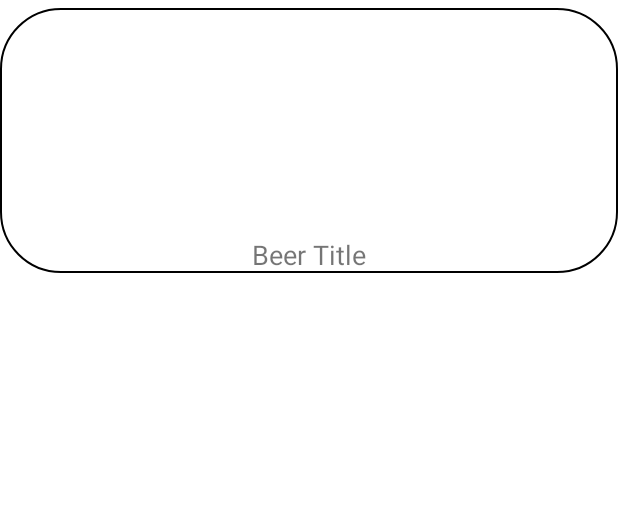
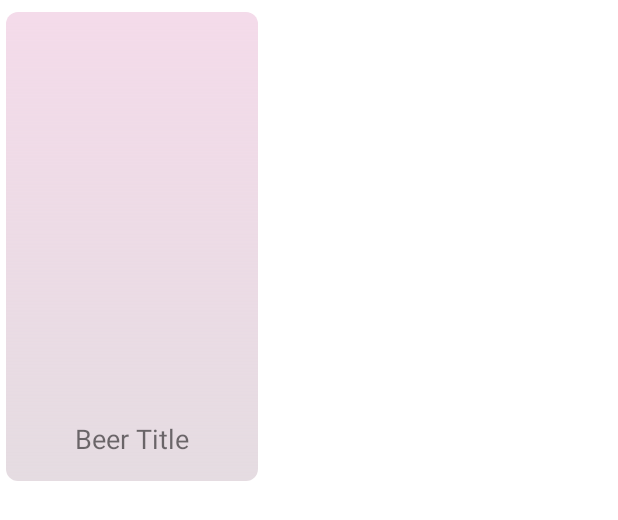
Before and after one commit to AlexandrP-ky/beers, an Android app: the layout view_item_beerlist.xml on its own in the app's theme, with its tools: preview values and no code run, on a phone screen of 412 x 824 dp. Shown: the top 520 px of the screen. Run offline under Robolectric (Android 15) with nearby library versions, the phone set to English and light mode, and no system bars.

```diff
--- a/app/src/main/java/com/example/beer/beerlist/data/model/BeerResponseModel.kt
+++ b/app/src/main/java/com/example/beer/beerlist/data/model/BeerResponseModel.kt
@@ -1,5 +1,6 @@
 package com.example.beer.beerlist.data.model
 
+import com.google.gson.annotations.Expose
 import com.google.gson.annotations.SerializedName
 
 data class BeerResponseModel(
@@ -7,8 +8,9 @@ data class BeerResponseModel(
         val id: Int,
         @SerializedName("name")
         val name: String?,
+        @Expose
         @SerializedName("image_url")
-        val image_url: String?,
+        val imageUrl: String?,
         @SerializedName("description")
         val description: String?
 )
--- a/app/src/main/java/com/example/beer/beerlist/domain/interactor/BeerListInteractor.java
+++ b/app/src/main/java/com/example/beer/beerlist/domain/interactor/BeerListInteractor.java
@@ -10,12 +10,12 @@ import io.reactivex.rxjava3.core.Single;
 
 public class BeerListInteractor {
     public BeerListInteractor() {
-        repository = new MainRepositoryImpl();
+        mRepository = new MainRepositoryImpl();
     }
 
-    private final MainRepository repository;
+    private final MainRepository mRepository;
 
     public Single<List<BeerListModel>> getBeerList() {
-       return repository.getBeerList();
+        return mRepository.getBeerList();
     }
 }
--- a/app/src/main/java/com/example/beer/main/MainActivity.java
+++ b/app/src/main/java/com/example/beer/main/MainActivity.java
@@ -1,8 +1,6 @@
 package com.example.beer.main;
 
-import android.graphics.drawable.Drawable;
 import android.os.Bundle;
-import android.view.View;
 
 
 import androidx.appcompat.app.AppCompatActivity;
@@ -15,7 +13,7 @@ public class MainActivity extends AppCompatActivity {
     @Override
     protected void onCreate(Bundle savedInstanceState) {
         super.onCreate(savedInstanceState);
-        setContentView(R.layout.main_activity);
+        setContentView(R.layout.activity_main);
         Toolbar toolbar = findViewById(R.id.main_activity_toolbar);
         setSupportActionBar(toolbar);
         toolbar.setNavigationOnClickListener(v -> onBackPressed());
--- a/app/src/main/java/com/example/beer/network/NetworkModule.java
+++ b/app/src/main/java/com/example/beer/network/NetworkModule.java
@@ -7,7 +7,7 @@ import retrofit2.converter.gson.GsonConverterFactory;
 public class NetworkModule {
     private static NetworkModule Instance;
     private static final String BASE_URL = "https://api.punkapi.com/v2/beers/";
-    private Retrofit mRetrofit;
+    private final Retrofit mRetrofit;
 
     private NetworkModule() {
         mRetrofit = new Retrofit.Builder()
--- /dev/null
+++ b/app/src/main/res/drawable/item_bg.xml
@@ -0,0 +1,12 @@
+<?xml version="1.0" encoding="utf-8"?>
+<shape xmlns:android="http://schemas.android.com/apk/res/android"
+    android:shape="rectangle">
+    <solid
+        android:color="#F4DBEA" />
+    <gradient
+        android:startColor="#F4DBEA"
+        android:endColor="#73C5B1BD"
+        android:angle="270">
+    </gradient>
+    <corners android:radius="8dp" />
+</shape>
--- a/app/src/main/res/drawable/shape.xml
+++ /dev/null
@@ -1,9 +0,0 @@
-<?xml version="1.0" encoding="utf-8"?>
-<shape xmlns:android="http://schemas.android.com/apk/res/android"
-    android:shape="rectangle">
-    <stroke
-        android:width="1dp"
-        android:color="#000000" />
-    <corners android:radius="40dp" />
-    <solid android:color="#8FFF" />
-</shape>
--- a/app/src/main/res/layout/view_item_beerlist.xml
+++ b/app/src/main/res/layout/view_item_beerlist.xml
@@ -1,27 +1,34 @@
 <?xml version="1.0" encoding="utf-8"?>
-<LinearLayout xmlns:android="http://schemas.android.com/apk/res/android"
+<androidx.constraintlayout.widget.ConstraintLayout xmlns:android="http://schemas.android.com/apk/res/android"
     xmlns:app="http://schemas.android.com/apk/res-auto"
     xmlns:tools="http://schemas.android.com/tools"
-    android:id="@+id/linearLayout"
-    android:layout_width="match_parent"
+    android:layout_width="168dp"
     android:layout_height="wrap_content"
-    android:background="@drawable/shape"
-    android:layout_marginTop="5dp"
-    android:orientation="vertical">
+    android:layout_marginHorizontal="4dp"
+    android:layout_marginTop="8dp"
+    android:background="@drawable/item_bg">
 
     <ImageView
         android:id="@+id/beer_list_imageView"
-        android:layout_width="match_parent"
-        android:layout_height="120dp"
-        android:layout_marginTop="24dp" />
+        android:layout_width="150dp"
+        android:layout_height="240dp"
+        android:layout_marginTop="16dp"
+        app:layout_constraintEnd_toEndOf="parent"
+        app:layout_constraintStart_toStartOf="parent"
+        app:layout_constraintTop_toTopOf="parent" />
 
     <TextView
         android:id="@+id/beer_title"
-        android:layout_width="match_parent"
+        android:layout_width="wrap_content"
         android:layout_height="wrap_content"
-        android:layout_marginTop="8dp"
+        android:layout_marginVertical="16dp"
         android:gravity="center_horizontal"
         android:text="@string/beer_title"
-        android:textSize="18dp" />
+        android:textSize="18sp"
+        app:layout_constraintEnd_toEndOf="parent"
+        app:layout_constraintStart_toStartOf="parent"
+        app:layout_constraintTop_toBottomOf="@+id/beer_list_imageView"
+        app:layout_constraintBottom_toBottomOf="parent"/>
 
-</LinearLayout>
+
+</androidx.constraintlayout.widget.ConstraintLayout>
```
Also changed, not shown: app/src/main/java/com/example/beer/beer/data/repository/MainRepositoryImpl.java (+8 -4 lines), app/src/main/java/com/example/beer/beer/domain/interactor/BeerInteractor.java (+5 -3 lines), app/src/main/java/com/example/beer/beer/presentation/fragment/BeerFragment.java (+12 -12 lines), app/src/main/java/com/example/beer/beer/presentation/presenter/BeerPresenter.java (+6 -6 lines), app/src/main/java/com/example/beer/beerlist/data/repository/MainRepositoryImpl.java (+4 -4 lines), app/src/main/java/com/example/beer/beerlist/presentation/adapter/BeerListAdapter.java (+8 -6 lines), app/src/main/java/com/example/beer/beerlist/presentation/fragment/BeerListFragment.java (+9 -9 lines), app/src/main/java/com/example/beer/beerlist/presentation/presenter/BeerListPresenter.java (+6 -6 lines), app/src/main/java/com/example/beer/beerlist/presentation/viewholder/BeerListHolder.java (+10 -10 lines), app/src/main/res/layout/fragment_beer.xml (+25 -15 lines), app/src/main/res/layout/activity_main.xml (renamed from app/src/main/res/layout/main_activity.xml).
